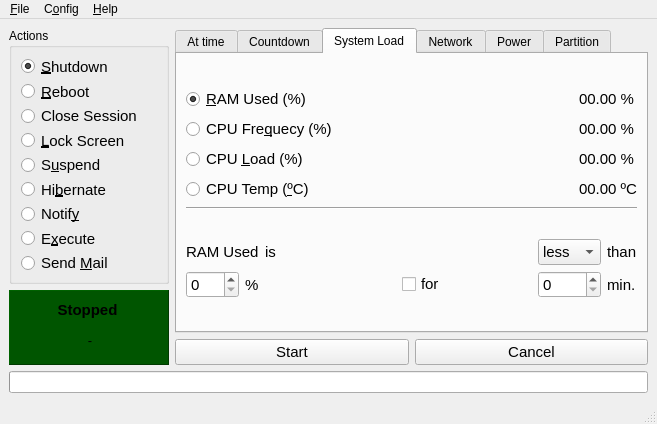
Before: the Qt Designer form ui/pycket.ui in Arg0s1080/pycket, drawn with Qt 5.
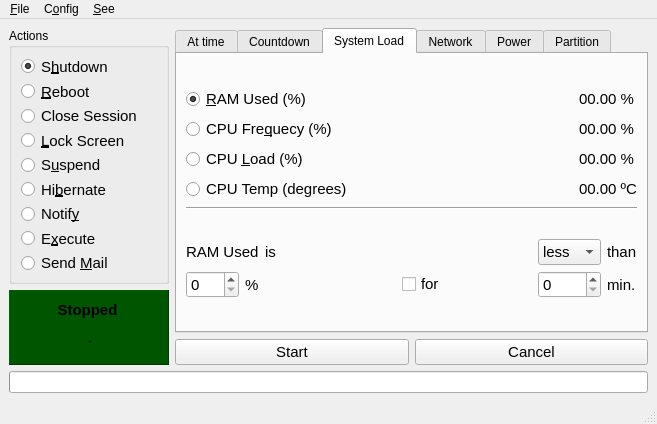
After: the same form once the commit is applied. The open tabs and pages were chosen to show the change.

Diff of the .ui file:
```diff
--- a/ui/pycket.ui
+++ b/ui/pycket.ui
@@ -116,7 +116,7 @@
                 <locale language="English" country="UnitedStates"/>
                </property>
                <property name="text">
-                <string>&amp;Shutdown</string>
+                <string>S&amp;hutdown</string>
                </property>
                <property name="checked">
                 <bool>true</bool>
@@ -913,7 +913,7 @@
                    <locale language="English" country="UnitedStates"/>
                   </property>
                   <property name="text">
-                   <string>CPU Temp (&amp;ºC)</string>
+                   <string>CPU Temp (degrees)</string>
                   </property>
                   <attribute name="buttonGroup">
                    <string notr="true">buttonGroupSystemLoad</string>
@@ -2373,15 +2373,15 @@
     <addaction name="actionExecute"/>
     <addaction name="actionSendMail"/>
    </widget>
-   <widget class="QMenu" name="menuHelp">
+   <widget class="QMenu" name="menuSee">
     <property name="title">
-     <string>&amp;Help</string>
+     <string>&amp;See</string>
     </property>
     <addaction name="actionAbout"/>
    </widget>
    <addaction name="menuFile"/>
    <addaction name="menuConfig"/>
-   <addaction name="menuHelp"/>
+   <addaction name="menuSee"/>
   </widget>
   <widget class="QStatusBar" name="statusbar"/>
   <action name="actionClose">
```
Left out of the diff: 87 changed lines with no effect on the pictures.
